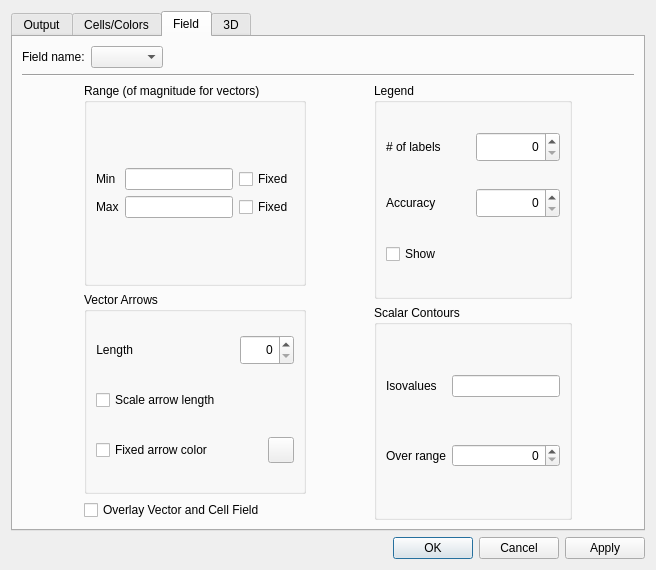
This is CompuCell3D/player/Configuration/cc3D_prefs.ui in CompuCell3D/CompuCell3D as Qt 5 draws it before an edit. The edited form follows.
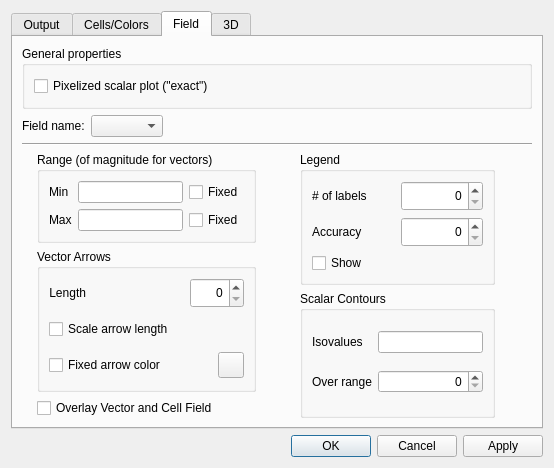
This is the edited form. The open tabs and pages were chosen to show the change.

Commit message: Fixed borders for hex lattice. Added possibility to draw scalar field in 2D  (Cartesian lattice )using exact pixels - just like for hex . So far we could only draw scalar field using smoothing VTK filters. Added configuration option for pixelized scalar field in the configuration

```diff
--- a/CompuCell3D/player/Configuration/cc3D_prefs.ui
+++ b/CompuCell3D/player/Configuration/cc3D_prefs.ui
@@ -6,8 +6,8 @@
    <rect>
     <x>0</x>
     <y>0</y>
-    <width>656</width>
-    <height>570</height>
+    <width>554</width>
+    <height>454</height>
    </rect>
   </property>
   <property name="windowTitle">
@@ -817,6 +817,25 @@
         <layout class="QVBoxLayout" name="verticalLayout">
          <item>
           <layout class="QVBoxLayout" name="verticalLayout_15">
+           <item>
+            <widget class="QGroupBox" name="groupBox_6">
+             <property name="title">
+              <string>General properties</string>
+             </property>
+             <layout class="QVBoxLayout" name="verticalLayout_19">
+              <item>
+               <widget class="QCheckBox" name="pixelizedScalarFieldCB">
+                <property name="toolTip">
+                 <string>Checking this box will cause cartesian concentration field in 2D be drawn using explicit pixels providing &quot;exact&quot; representation of the field. Unchecked box will mean that field will be smoothed. </string>
+                </property>
+                <property name="text">
+                 <string>Pixelized scalar plot (&quot;exact&quot;)</string>
+                </property>
+               </widget>
+              </item>
+             </layout>
+            </widget>
+           </item>
            <item>
             <layout class="QHBoxLayout" name="horizontalLayout_6">
              <item>
```
The commit also changes 9 other files.
